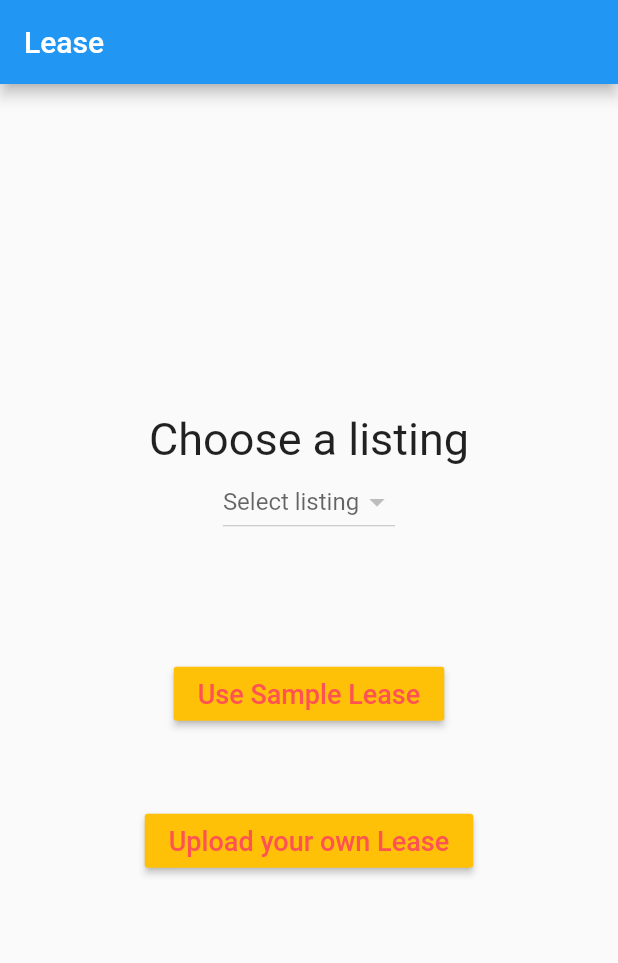
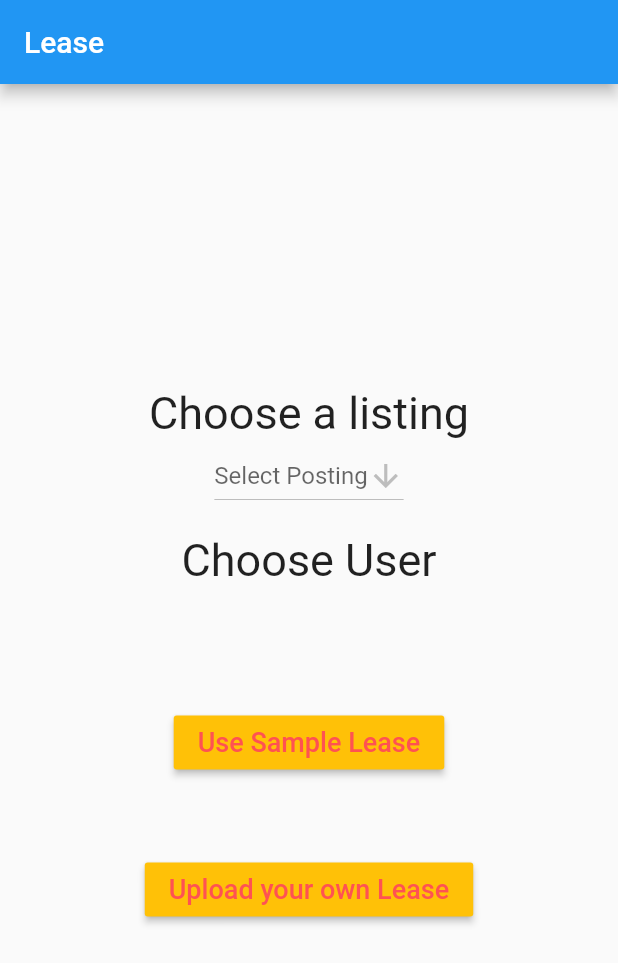
Before and after one commit to serahzaveri/rent4realApp, a Flutter app: the MyLeasePage screen opened directly, on a phone screen of 412 x 824 dp. Shown: the top 963 px of the screen. Run offline on Flutter 3.47's test engine with Material 2 defaults, Android fonts, the phone set to English and light mode, and no system bars; our stand-ins replace auto_size_text, cloud_firestore, firebase_auth, firebase_storage, flutter_rating, geolocator and 5 more; missing offline and left inert: flutter_full_pdf_viewer, smart_select; accounts and stored records are empty.

Commit message:
lease choose complete

```diff
--- a/lib/Screens/myLeasePage.dart
+++ b/lib/Screens/myLeasePage.dart
@@ -3,18 +3,32 @@ import 'dart:io';
 import 'package:flutter/cupertino.dart';
 import 'package:flutter/material.dart';
 import 'package:househunter/Models/AppConstants.dart';
+import 'package:househunter/Models/postingObjects.dart';
+import 'package:househunter/Models/userObjects.dart';
 import 'package:path_provider/path_provider.dart';
 import 'package:pdf/pdf.dart';
 import 'package:pdf/widgets.dart' as pw;
 import 'PdfPreviewScreen.dart';
 
 // this page is used for displaying the lease
-class MyLeasePage extends StatelessWidget {
+class MyLeasePage extends StatefulWidget {
 
   MyLeasePage({Key key}) : super(key: key);
 
+  @override
+  _MyLeasePageState createState() => _MyLeasePageState();
+
+}
+
+class _MyLeasePageState extends State<MyLeasePage> {
+
   final pdf = pw.Document();
-  String chosenListing;
+
+  String chosenListingID;
+  Posting chosenPosting = Posting();
+  String chosenUserID;
+  bool isVisible = false;
+
 
   writeOnPdf(){
     pdf.addPage(
@@ -87,16 +101,55 @@ class MyLeasePage extends StatelessWidget {
         child: Column(
           mainAxisAlignment: MainAxisAlignment.center,
           children: <Widget>[
-            Text("Choose a listing", style: TextStyle(fontSize: 30),),
-            new DropdownButton(
-                hint: Text('Select listing'),
-                value: chosenListing,
-                items: AppConstants.currentUser.getListOfMyPostings().map((String value) {
-                  return new DropdownMenuItem<String>(value: value, child: new Text(value),);
+            Padding(
+              padding: const EdgeInsets.only(top: 15.0),
+              child: Text("Choose a listing", style: TextStyle(fontSize: 30),),
+            ),
+            new DropdownButton<String>(
+                hint: Text('Select Posting'),
+                value: chosenListingID,
+                icon: Icon(Icons.arrow_downward),
+                iconSize: 24,
+                items: AppConstants.currentUser.myPostings.map((Posting posting) {
+                  return new DropdownMenuItem<String>(value: posting.id, child: new Text(posting.getHalfAddress()),);
                 }).toList(),
-                onChanged: (_) {}
+                onChanged: (String chosenPostingID) {
+                  setState(() {
+                    chosenListingID = chosenPostingID;
+                    print(chosenListingID);
+                    chosenPosting.id = chosenListingID;
+                    chosenPosting.getInterestedUsersFromFirestore().whenComplete(() {
+                      print('Posting info received from firestore');
+                      setState(() {
+                        isVisible = true;
+                      });
+                    });
+                  });
+                }
                 ),
-            //Text("Choose user to send lease", style: TextStyle(fontSize: 30),),
+            Padding(
+              padding: const EdgeInsets.only(top: 15.0),
+              child: Text("Choose User", style: TextStyle(fontSize: 30),),
+            ),
+            Visibility(
+              visible: isVisible,
+              child: new DropdownButton<String>(
+                  hint: Text('Select User'),
+                  value: chosenUserID,
+                  icon: Icon(Icons.arrow_downward),
+                  iconSize: 24,
+                  items: chosenPosting.interestedUsers.map((User user) {
+                    return new DropdownMenuItem<String>(value: user.id, child: new Text(user.getFullName()),);
+                  }).toList(),
+                  onChanged: (String chosenUser) {
+                    setState(() {
+                      chosenUserID = chosenUser;
+                      print(chosenUserID);
+                    });
+                  }
+              ),
+            ),
+
             Padding(
               padding: const EdgeInsets.fromLTRB(30.0, 80.0, 30.0, 20.0),
               child: MaterialButton(
```
